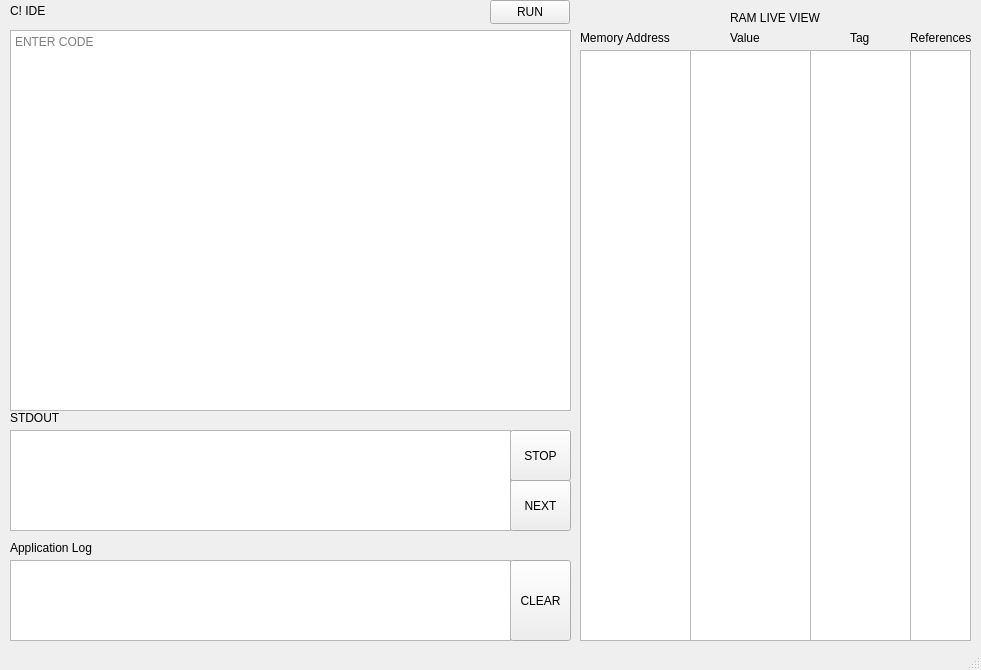
Before: the Qt Designer form C_IDE/gui_c.ui in MAU143429/C-Project-1-CE-2103, drawn with Qt 5.
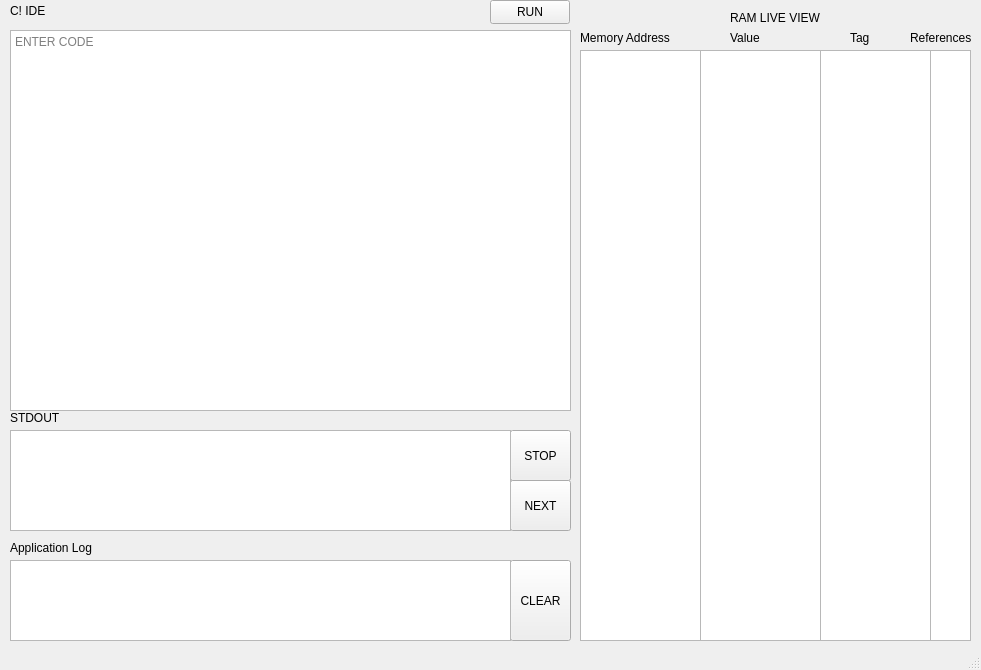
After: the same form once the commit is applied.

Diff of the .ui file:
```diff
--- a/C_IDE/gui_c.ui
+++ b/C_IDE/gui_c.ui
@@ -208,7 +208,7 @@
      <rect>
       <x>580</x>
       <y>50</y>
-      <width>111</width>
+      <width>121</width>
       <height>591</height>
      </rect>
     </property>
@@ -216,7 +216,7 @@
    <widget class="QTextBrowser" name="valuebox">
     <property name="geometry">
      <rect>
-      <x>690</x>
+      <x>700</x>
       <y>50</y>
       <width>121</width>
       <height>591</height>
@@ -226,9 +226,9 @@
    <widget class="QTextBrowser" name="tagbox">
     <property name="geometry">
      <rect>
-      <x>810</x>
+      <x>820</x>
       <y>50</y>
-      <width>101</width>
+      <width>111</width>
       <height>591</height>
      </rect>
     </property>
@@ -236,9 +236,9 @@
    <widget class="QTextBrowser" name="refbox">
     <property name="geometry">
      <rect>
-      <x>910</x>
+      <x>930</x>
       <y>50</y>
-      <width>61</width>
+      <width>41</width>
       <height>591</height>
      </rect>
     </property>
```
